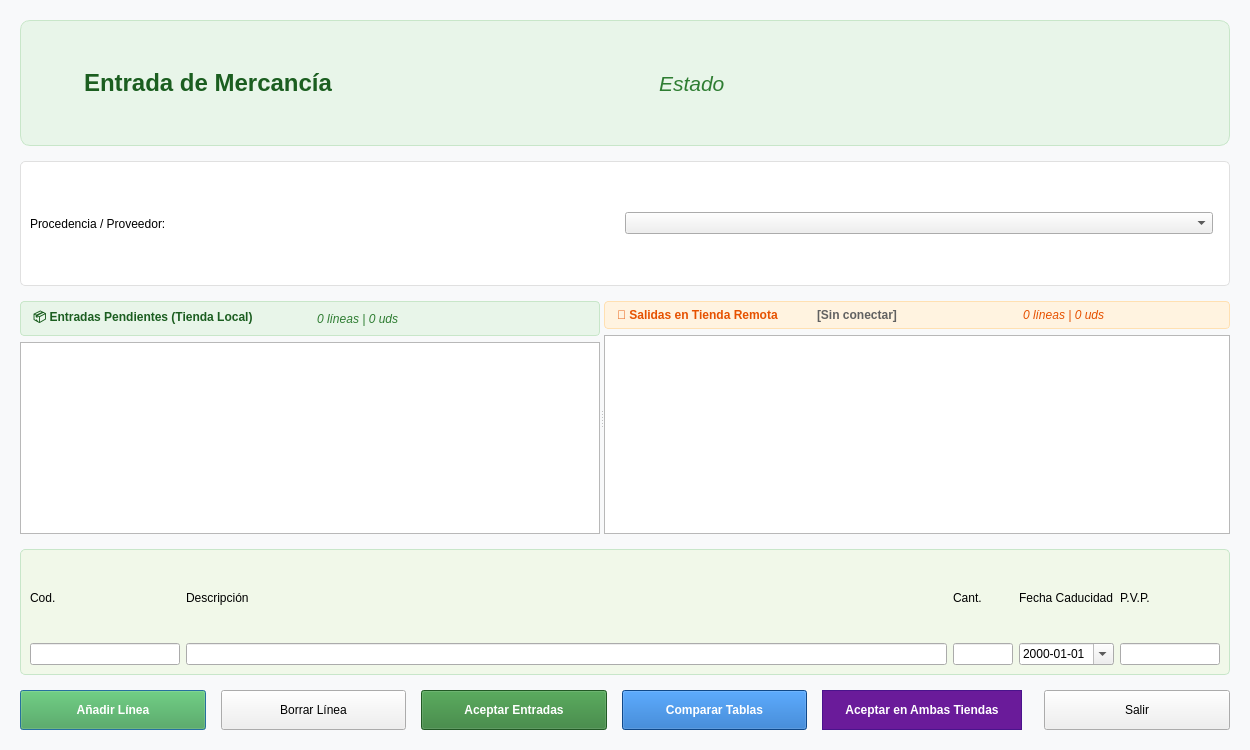
Ladis72/tienda, file entradamercancia.ui: the form before one commit.
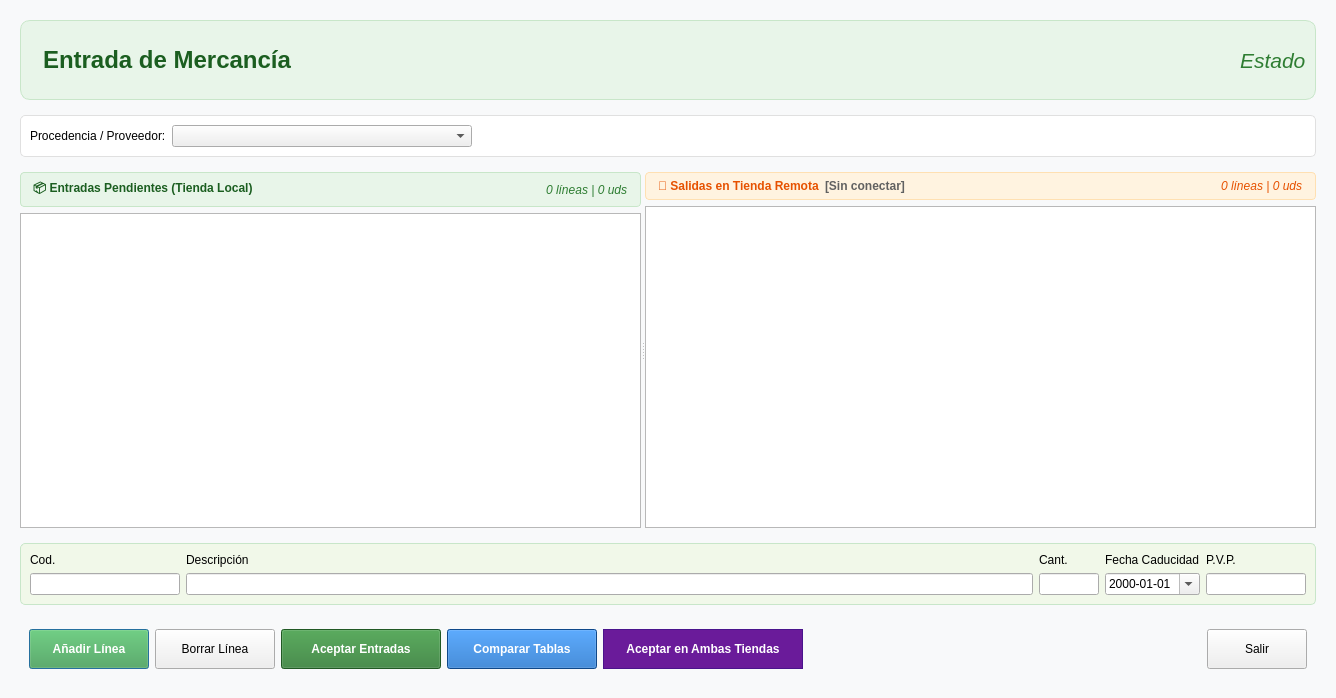
The form after the commit. Icons and pictures are not drawn.

```diff
--- a/entradamercancia.ui
+++ b/entradamercancia.ui
@@ -6,10 +6,16 @@
    <rect>
     <x>0</x>
     <y>0</y>
-    <width>1250</width>
-    <height>750</height>
+    <width>1336</width>
+    <height>698</height>
    </rect>
   </property>
+  <property name="sizePolicy">
+   <sizepolicy hsizetype="Preferred" vsizetype="Preferred">
+    <horstretch>0</horstretch>
+    <verstretch>0</verstretch>
+   </sizepolicy>
+  </property>
   <property name="windowTitle">
    <string>Entrada de Mercancía / Almacén</string>
   </property>
@@ -34,6 +40,12 @@
    </property>
    <item>
     <widget class="QFrame" name="headerFrame">
+     <property name="sizePolicy">
+      <sizepolicy hsizetype="Preferred" vsizetype="Maximum">
+       <horstretch>0</horstretch>
+       <verstretch>0</verstretch>
+      </sizepolicy>
+     </property>
      <property name="minimumSize">
       <size>
        <width>0</width>
@@ -85,6 +97,12 @@
         <property name="orientation">
          <enum>Qt::Orientation::Horizontal</enum>
         </property>
+        <property name="sizeHint" stdset="0">
+         <size>
+          <width>0</width>
+          <height>0</height>
+         </size>
+        </property>
        </spacer>
       </item>
       <item>
@@ -108,6 +126,12 @@
    </item>
    <item>
     <widget class="QFrame" name="sourceFrame">
+     <property name="sizePolicy">
+      <sizepolicy hsizetype="Preferred" vsizetype="Maximum">
+       <horstretch>0</horstretch>
+       <verstretch>0</verstretch>
+      </sizepolicy>
+     </property>
      <property name="styleSheet">
       <string notr="true">QFrame#sourceFrame { background-color: white; border-radius: 5px; border: 1px solid #e0e0e0; }</string>
      </property>
@@ -134,6 +158,12 @@
         <property name="orientation">
          <enum>Qt::Orientation::Horizontal</enum>
         </property>
+        <property name="sizeHint" stdset="0">
+         <size>
+          <width>0</width>
+          <height>0</height>
+         </size>
+        </property>
        </spacer>
       </item>
      </layout>
@@ -196,6 +226,12 @@
             <property name="orientation">
              <enum>Qt::Orientation::Horizontal</enum>
             </property>
+            <property name="sizeHint" stdset="0">
+             <size>
+              <width>0</width>
+              <height>0</height>
+             </size>
+            </property>
            </spacer>
           </item>
           <item>
@@ -293,6 +329,12 @@
             <property name="orientation">
              <enum>Qt::Orientation::Horizontal</enum>
             </property>
+            <property name="sizeHint" stdset="0">
+             <size>
+              <width>0</width>
+              <height>0</height>
+             </size>
+            </property>
            </spacer>
           </item>
           <item>
@@ -329,6 +371,12 @@
    </item>
    <item>
     <widget class="QFrame" name="entryFrame">
+     <property name="sizePolicy">
+      <sizepolicy hsizetype="Preferred" vsizetype="Maximum">
+       <horstretch>0</horstretch>
+       <verstretch>0</verstretch>
+      </sizepolicy>
+     </property>
      <property name="styleSheet">
       <string notr="true">QFrame#entryFrame { background-color: #f1f8e9; border-radius: 5px; border: 1px solid #c8e6c9; }</string>
      </property>
@@ -415,9 +463,22 @@
     </widget>
    </item>
    <item>
+    <widget class="QFrame" name="botonesFrame">
+     <property name="sizePolicy">
+      <sizepolicy hsizetype="Preferred" vsizetype="Maximum">
+       <horstretch>0</horstretch>
+       <verstretch>0</verstretch>
+      </sizepolicy>
+     </property>
     <layout class="QHBoxLayout" name="horizontalLayoutActions">
      <item>
       <widget class="QPushButton" name="pushButtonAgregarLinea">
+        <property name="sizePolicy">
+         <sizepolicy hsizetype="Minimum" vsizetype="Maximum">
+          <horstretch>0</horstretch>
+          <verstretch>0</verstretch>
+         </sizepolicy>
+        </property>
        <property name="minimumSize">
         <size>
          <width>120</width>
@@ -434,6 +495,12 @@
      </item>
      <item>
       <widget class="QPushButton" name="pushButtonBorrar">
+        <property name="sizePolicy">
+         <sizepolicy hsizetype="Minimum" vsizetype="Maximum">
+          <horstretch>0</horstretch>
+          <verstretch>0</verstretch>
+         </sizepolicy>
+        </property>
        <property name="minimumSize">
         <size>
          <width>120</width>
@@ -447,6 +514,12 @@
      </item>
      <item>
       <widget class="QPushButton" name="pushButtonAceptar">
+        <property name="sizePolicy">
+         <sizepolicy hsizetype="Minimum" vsizetype="Maximum">
+          <horstretch>0</horstretch>
+          <verstretch>0</verstretch>
+         </sizepolicy>
+        </property>
        <property name="minimumSize">
         <size>
          <width>160</width>
@@ -466,6 +539,12 @@
      </item>
      <item>
       <widget class="QPushButton" name="pushButtonComparar">
+        <property name="sizePolicy">
+         <sizepolicy hsizetype="Minimum" vsizetype="Maximum">
+          <horstretch>0</horstretch>
+          <verstretch>0</verstretch>
+         </sizepolicy>
+        </property>
        <property name="minimumSize">
         <size>
          <width>150</width>
@@ -486,6 +565,12 @@
      </item>
      <item>
       <widget class="QPushButton" name="pushButtonAceptarAmbas">
+        <property name="sizePolicy">
+         <sizepolicy hsizetype="Minimum" vsizetype="Maximum">
+          <horstretch>0</horstretch>
+          <verstretch>0</verstretch>
+         </sizepolicy>
+        </property>
        <property name="minimumSize">
         <size>
          <width>200</width>
@@ -510,6 +595,15 @@
        <property name="orientation">
         <enum>Qt::Orientation::Horizontal</enum>
        </property>
+        <property name="sizeType">
+         <enum>QSizePolicy::Policy::MinimumExpanding</enum>
+        </property>
+        <property name="sizeHint" stdset="0">
+         <size>
+          <width>0</width>
+          <height>0</height>
+         </size>
+        </property>
       </spacer>
      </item>
      <item>
@@ -529,6 +623,7 @@
       </widget>
      </item>
     </layout>
+    </widget>
    </item>
   </layout>
  </widget>
```
Left out of the diff: 106 changed lines with no effect on the pictures. Lines whose indentation alone changed are shown as unchanged.
